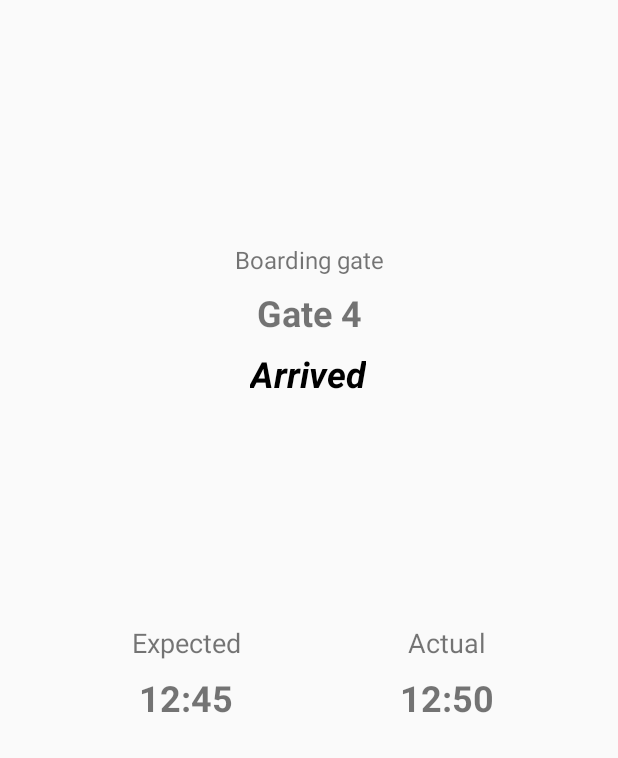
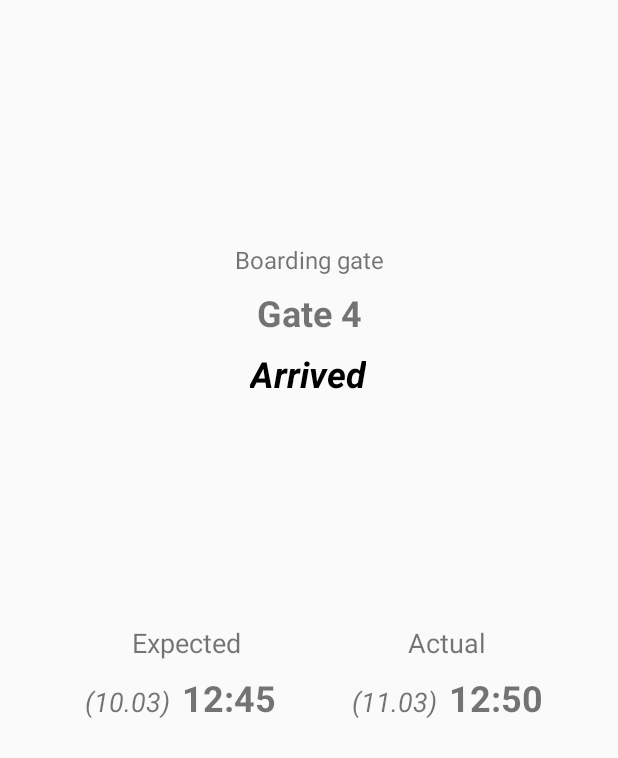
Before and after one commit to dsipakou/airport-20, an Android app: the layout fragment_details.xml on its own in the app's theme, with its tools: preview values and no code run, on a phone screen of 412 x 824 dp, the part 478-1236 px from its top. Run offline under Robolectric (Android 15) with nearby library versions, the phone set to English and light mode, and no system bars.

Commit message:
Add details date

```diff
--- a/app/src/main/res/layout/fragment_details.xml
+++ b/app/src/main/res/layout/fragment_details.xml
@@ -92,9 +92,11 @@
             android:textStyle="bold"
             tools:text="12:45"
             app:layout_constraintEnd_toEndOf="@+id/expTimeHeaderTextView"
-            app:layout_constraintStart_toStartOf="@+id/expTimeHeaderTextView"
             android:layout_marginBottom="24dp"
-            app:layout_constraintBottom_toBottomOf="parent"/>
+            app:layout_constraintBottom_toBottomOf="parent"
+            app:layout_constraintStart_toEndOf="@+id/expDateTextView"
+            app:layout_constraintHorizontal_bias="0.5"
+            android:layout_marginEnd="8dp"/>
     <TextView
             android:text="@string/actual_label"
             android:layout_width="wrap_content"
@@ -111,12 +113,13 @@
             android:layout_width="wrap_content"
             android:layout_height="wrap_content"
             android:id="@+id/actTimeTextView"
-            app:layout_constraintEnd_toEndOf="@+id/actTimeHeaderTextView"
             android:textSize="24sp"
             android:textStyle="bold"
             tools:text="12:50"
-            app:layout_constraintStart_toStartOf="@+id/actTimeHeaderTextView"
-            app:layout_constraintBaseline_toBaselineOf="@+id/expTimeTextView"/>
+            app:layout_constraintBaseline_toBaselineOf="@+id/expTimeTextView"
+            app:layout_constraintStart_toEndOf="@+id/actDateTextView"
+            app:layout_constraintHorizontal_bias="0.5"
+            app:layout_constraintEnd_toEndOf="@+id/actTimeHeaderTextView"/>
     <TextView
             android:text="TextView"
             android:layout_width="match_parent"
@@ -178,4 +181,28 @@
             app:layout_constraintEnd_toEndOf="parent"
             android:layout_marginEnd="8dp"
             tools:text="@string/boarding_gate"/>
+    <TextView
+            android:layout_width="wrap_content"
+            android:layout_height="wrap_content"
+            android:id="@+id/expDateTextView"
+            app:layout_constraintEnd_toStartOf="@+id/expTimeTextView"
+            android:layout_marginEnd="8dp"
+            app:layout_constraintBaseline_toBaselineOf="@+id/expTimeTextView"
+            app:layout_constraintStart_toStartOf="@+id/expTimeHeaderTextView"
+            app:layout_constraintHorizontal_bias="0.5"
+            tools:text="(10.03)"
+            android:textSize="18sp"
+            android:textStyle="italic"/>
+    <TextView
+            android:layout_width="wrap_content"
+            android:layout_height="wrap_content"
+            android:id="@+id/actDateTextView"
+            app:layout_constraintBaseline_toBaselineOf="@+id/actTimeTextView"
+            app:layout_constraintEnd_toStartOf="@+id/actTimeTextView"
+            android:layout_marginEnd="8dp"
+            app:layout_constraintStart_toStartOf="@+id/actTimeHeaderTextView"
+            app:layout_constraintHorizontal_bias="0.5"
+            android:textSize="18sp"
+            tools:text="(11.03)"
+            android:textStyle="italic"/>
 </androidx.constraintlayout.widget.ConstraintLayout>
```
